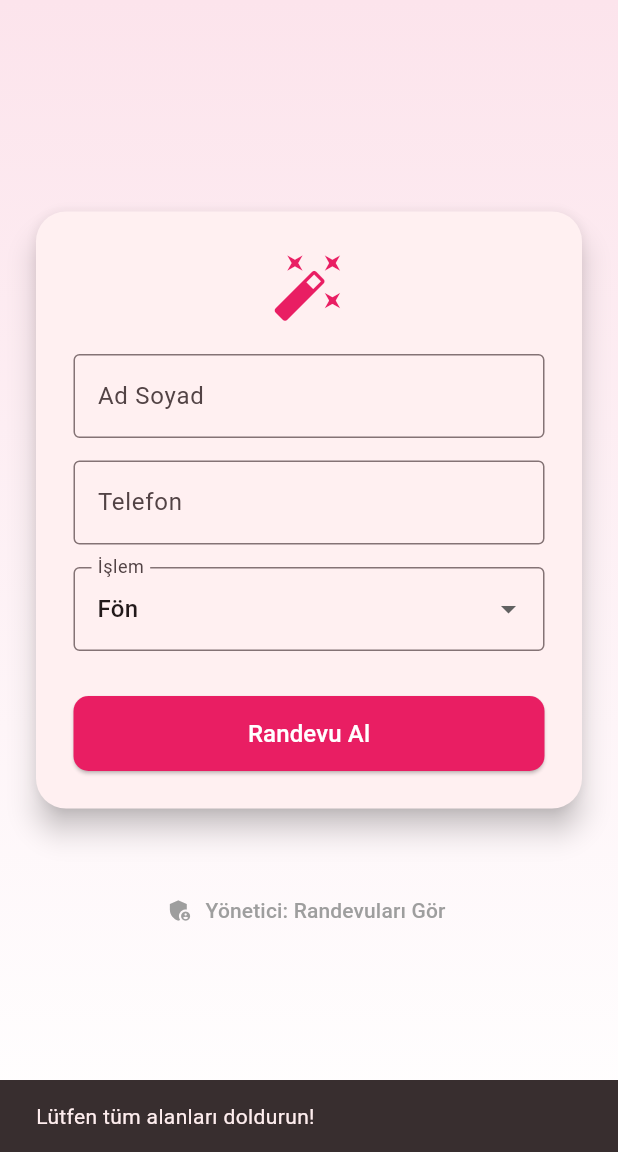
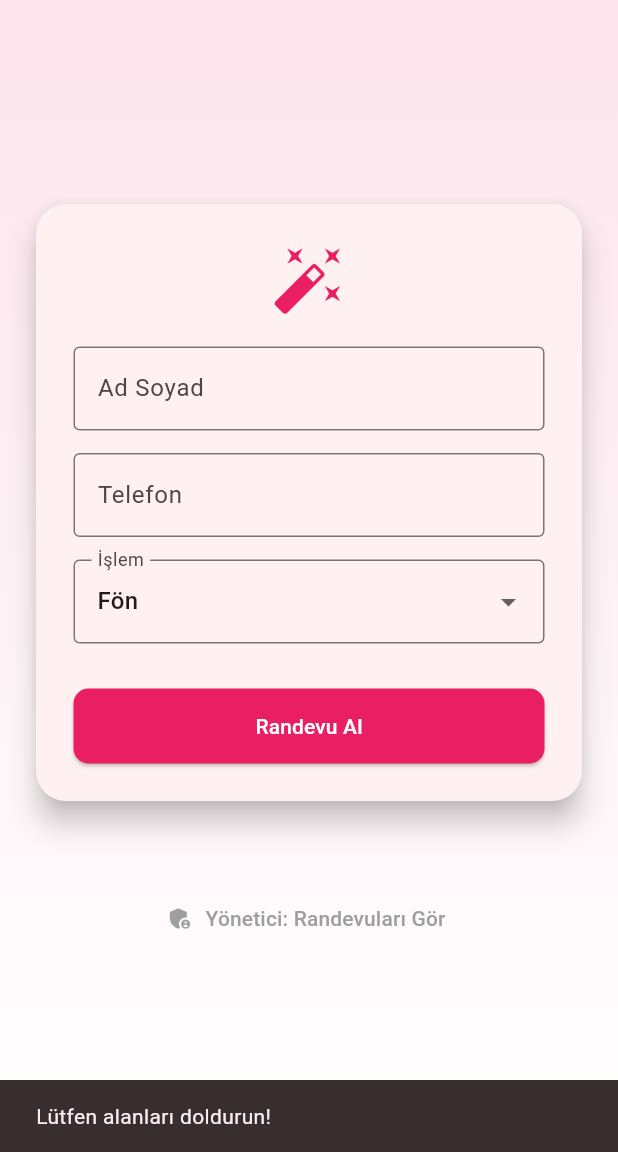
Before and after one commit to orhan504-collab/Deneme, a Flutter app: the screen it shows after launch, after a tap on "Randevu Al", on a phone screen of 412 x 824 dp, the part 84-1236 px from its top. Run offline on Flutter 3.47's test engine with Material 3 defaults, Android fonts, the phone set to English and light mode, and no system bars; our stand-ins replace supabase_flutter; accounts and stored records are empty.

Commit message:
Update main.dart

```diff
--- a/lib/main.dart
+++ b/lib/main.dart
@@ -4,7 +4,7 @@ import 'package:supabase_flutter/supabase_flutter.dart';
 void main() async {
   WidgetsFlutterBinding.ensureInitialized();
 
-  // URL ve Doğruladığın Yayınlanabilir Anahtar
+  // URL ve Anon Key ikilisi
   await Supabase.initialize(
     url: 'https://cyhrdhttgtdbgwlbtbnw.supabase.co',
     anonKey: 'sb_publishable_LIOI2vJC5XPa0Jxd1VXEEg_lxkuJWRh',
@@ -45,17 +45,17 @@ class _RandevuSayfasiState extends State<RandevuSayfasi> {
   Future<void> randevuKaydet() async {
     if (_adController.text.isEmpty || _telController.text.isEmpty) {
       ScaffoldMessenger.of(context).showSnackBar(
-        const SnackBar(content: Text('Lütfen tüm alanları doldurun!')),
+        const SnackBar(content: Text('Lütfen alanları doldurun!')),
       );
       return;
     }
 
     try {
-      // Veritabanı Tablon: RuyamDB
+      // DİKKAT: 'Islem' olarak güncellediğin sütun adı burada kullanıldı
       await Supabase.instance.client.from('RuyamDB').insert({
         'Ad': _adController.text,
         'Tel': _telController.text,
-        'islem': _secilenIslem,
+        'Islem': _secilenIslem, // Burayı 'Islem' yaptık
       });
 
       if (!mounted) return;
@@ -134,13 +134,13 @@ class _RandevuSayfasiState extends State<RandevuSayfasi> {
                             minimumSize: const Size(double.infinity, 50),
                             shape: RoundedRectangleBorder(borderRadius: BorderRadius.circular(10)),
                           ),
-                          child: const Text('Randevu Al', style: TextStyle(color: Colors.white, fontSize: 16)),
+                          child: const Text('Randevu Al', style: TextStyle(color: Colors.white)),
                         ),
                       ],
                     ),
                   ),
                 ),
-                const SizedBox(height: 40),
+                const SizedBox(height: 50),
                 TextButton.icon(
                   onPressed: () {
                     Navigator.push(context, MaterialPageRoute(builder: (context) => const AdminPaneli()));
@@ -169,8 +169,6 @@ class AdminPaneli extends StatelessWidget {
         builder: (context, snapshot) {
           if (!snapshot.hasData) return const Center(child: CircularProgressIndicator());
           final list = snapshot.data!;
-          if (list.isEmpty) return const Center(child: Text("Henüz randevu kaydı yok."));
-
           return ListView.builder(
             itemCount: list.length,
             itemBuilder: (context, i) => Card(
@@ -178,7 +176,7 @@ class AdminPaneli extends StatelessWidget {
               child: ListTile(
                 leading: const CircleAvatar(backgroundColor: Colors.pink, child: Icon(Icons.person, color: Colors.white)),
                 title: Text(list[i]['Ad'] ?? 'İsimsiz'),
-                subtitle: Text("İşlem: ${list[i]['islem']} \nTel: ${list[i]['Tel']}"),
+                subtitle: Text("İşlem: ${list[i]['Islem']} \nTel: ${list[i]['Tel']}"), // Admin panelini de 'Islem' yaptık
               ),
             ),
           );
```
